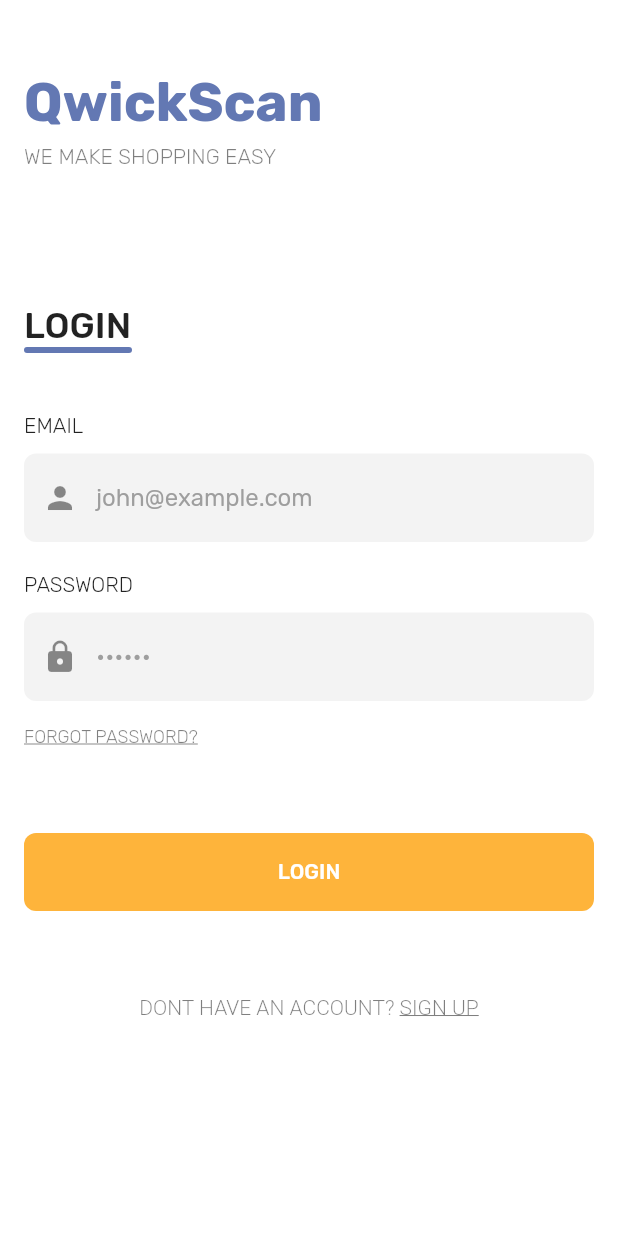
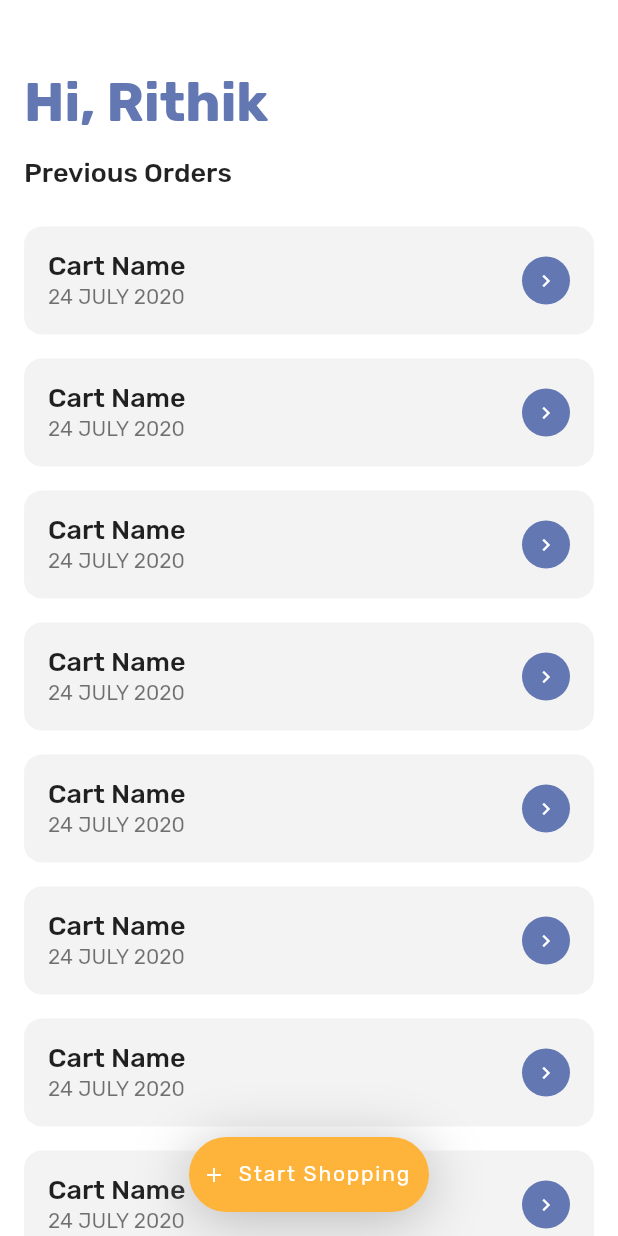
Before and after one commit to BRO3886/qwikscan, a Flutter app: the screen it shows after launch, after a tap on "LOGIN", on a phone screen of 412 x 824 dp. Run offline on Flutter 3.47's test engine with Material 2 defaults, Android fonts, the phone set to English and light mode, and no system bars; our stand-ins replace lottie.

Commit message:
add home screen

```diff
--- a/lib/main.dart
+++ b/lib/main.dart
@@ -1,5 +1,6 @@
 import 'package:flutter/material.dart';
 import 'package:flutter/services.dart';
+import 'package:qwickscan/presentation/screens/home_screen.dart';
 
 import 'presentation/screens/login_screen.dart';
 import 'presentation/screens/splash_screen.dart';
@@ -59,6 +60,7 @@ class MyApp extends StatelessWidget {
       home: SplashScreen(),
       routes: {
         LoginScreen.routename: (context) => LoginScreen(),
+        HomeScreen.routename: (context) => HomeScreen(),
       },
     );
   }
--- /dev/null
+++ b/lib/presentation/screens/home_screen.dart
@@ -0,0 +1,158 @@
+import 'package:flutter/material.dart';
+import 'package:flutter/rendering.dart';
+
+import '../../utils/themes.dart';
+import '../widgets/card_widget.dart';
+
+class HomeScreen extends StatefulWidget {
+  static const routename = "/home";
+
+  @override
+  _HomeScreenState createState() => _HomeScreenState();
+}
+
+class _HomeScreenState extends State<HomeScreen> {
+  ScrollController _hideButtonController;
+  bool _isVisible = true;
+  @override
+  void initState() {
+    super.initState();
+    _hideButtonController = ScrollController();
+    _hideButtonController.addListener(() {
+      if (_hideButtonController.position.userScrollDirection ==
+          ScrollDirection.reverse) {
+        if (_isVisible == true) {
+          // print("$_isVisible up");
+          setState(() {
+            _isVisible = false;
+          });
+        }
+      } else {
+        if (_hideButtonController.position.userScrollDirection ==
+            ScrollDirection.forward) {
+          if (_isVisible == false) {
+            // print("$_isVisible down");
+            setState(() {
+              _isVisible = true;
+            });
+          }
+        }
+      }
+    });
+  }
+
+  @override
+  void dispose() {
+    super.dispose();
+    _hideButtonController.dispose();
+  }
+
+  @override
+  Widget build(BuildContext context) {
+    return Scaffold(
+      floatingActionButtonLocation: FloatingActionButtonLocation.centerFloat,
+      floatingActionButton: AnimatedContainer(
+        decoration: BoxDecoration(
+          borderRadius: borderRadius12.add(
+            BorderRadius.circular(20),
+          ),
+          boxShadow: _isVisible
+              ? [
+                  BoxShadow(
+                    blurRadius: 32,
+                    offset: Offset(0, 5),
+                    color: Color.fromRGBO(149, 149, 149, 0.63),
+                  ),
+                ]
+              : null,
+        ),
+        duration: Duration(milliseconds: 200),
+        height: _isVisible ? 50 : 0,
+        width: _isVisible ? 160 : 0,
+        child: AnimatedOpacity(
+          duration: Duration(milliseconds: 300),
+          opacity: _isVisible ? 1 : 0,
+          child: FloatingActionButton.extended(
+            isExtended: true,
+            hoverColor: Colors.black87,
+            elevation: 0,
+            splashColor: Color(0xFFD1932D),
+            icon: Icon(
+              Icons.add,
+              color: Colors.white,
+            ),
+            onPressed: () {},
+            label: Row(
+              children: <Widget>[
+                Text(
+                  'Start Shopping',
+                  style: TextStyle(
+                    color: Colors.white,
+                    fontWeight: FontWeight.normal,
+                  ),
+                ),
+              ],
+            ),
+          ),
+        ),
+      ),
+      appBar: PreferredSize(
+        child: Container(),
+        preferredSize: Size.fromHeight(40),
+      ),
+      body: CustomScrollView(
+        controller: _hideButtonController,
+        physics: BouncingScrollPhysics(),
+        slivers: <Widget>[
+          SliverAppBar(
+            elevation: 0,
+            title: Text('Hi, Rithik'),
+            floating: true,
+            snap: true,
+            titleSpacing: -40,
+          ),
+          SliverToBoxAdapter(
+            child: Padding(
+              padding: EdgeInsets.symmetric(horizontal: 16, vertical: 8),
+              child: Column(
+                crossAxisAlignment: CrossAxisAlignment.start,
+                children: <Widget>[
+                  Text(
+                    'Previous Orders',
+                    style: MediumHeadingText,
+                  ),
+                  SizedBox(
+                    height: 10,
+                  ),
+                ],
+              ),
+            ),
+          ),
+          SliverAnimatedList(
+            initialItemCount: 10,
+            itemBuilder: (context, index, animation) {
+              return SlideTransition(
+                position: animation.drive(
+                  Tween(begin: Offset(0, 10), end: Offset(0, 0)),
+                ),
+                child: CartWidget(),
+              );
+            },
+          )
+        ],
+      ),
+    );
+  }
+}
+
+// AnimatedList(
+//                     initialItemCount: 10,
+//                     itemBuilder: (context, index, animation) {
+//                       return SlideTransition(
+//                         position: animation.drive(
+//                           Tween(begin: Offset(0, 10), end: Offset(0, 0)),
+//                         ),
+//                         child: CartWidget(),
+//                       );
+//                     },
+//                   )
--- a/lib/presentation/screens/login_screen.dart
+++ b/lib/presentation/screens/login_screen.dart
@@ -1,4 +1,5 @@
 import 'package:flutter/material.dart';
+import 'package:qwickscan/presentation/screens/home_screen.dart';
 
 import '../../utils/themes.dart';
 
@@ -118,7 +119,8 @@ class LoginScreen extends StatelessWidget {
                         shape: RoundedRectangleBorder(
                           borderRadius: borderRadius8,
                         ),
-                        onPressed: () {},
+                        onPressed: () => Navigator.of(context)
+                            .pushReplacementNamed(HomeScreen.routename),
                       ),
                     ),
                     SizedBox(
--- /dev/null
+++ b/lib/presentation/widgets/card_widget.dart
@@ -0,0 +1,41 @@
+import 'package:flutter/material.dart';
+
+import '../../utils/themes.dart';
+
+class CartWidget extends StatelessWidget {
+  const CartWidget({
+    Key key,
+  }) : super(key: key);
+
+  @override
+  Widget build(BuildContext context) {
+    return Container(
+      margin: EdgeInsets.symmetric(vertical: 8, horizontal: 16),
+      child: Material(
+        color: Grey,
+        shape: RoundedRectangleBorder(
+          borderRadius: borderRadius12,
+        ),
+        child: InkWell(
+          borderRadius: borderRadius12,
+          onTap: () {},
+          child: Container(
+            child: ListTile(
+              title: Text(
+                'Cart Name',
+                style: MediumHeadingText,
+              ),
+              subtitle: Text('24 JULY 2020'),
+              trailing: CircleAvatar(
+                backgroundColor: Purple,
+                radius: 16,
+                foregroundColor: Colors.white,
+                child: Icon(Icons.navigate_next),
+              ),
+            ),
+          ),
+        ),
+      ),
+    );
+  }
+}
--- a/lib/utils/themes.dart
+++ b/lib/utils/themes.dart
@@ -7,8 +7,6 @@ const Purple = Color(0xFF6378B3);
 const Yellow = Color(0xFFFEB43B);
 
 const Grey = Color(0xFFF3F3F3);
-
-final borderRadius8 = BorderRadius.circular(8);
 
 const SmallGreyText = TextStyle(
   color: Color.fromRGBO(0, 0, 0, 0.5),
@@ -27,4 +25,15 @@ const BigHeadingText = TextStyle(
   fontWeight: FontWeight.w500,
 );
 
-const NormalLightText = TextStyle(fontWeight: FontWeight.w300);
+const NormalLightText = TextStyle(
+  fontWeight: FontWeight.w300,
+);
+
+const MediumHeadingText = TextStyle(
+  fontSize: 18,
+  fontWeight: FontWeight.w500,
+);
+
+final borderRadius8 = BorderRadius.circular(8);
+
+final borderRadius12 = BorderRadius.circular(12);
```
